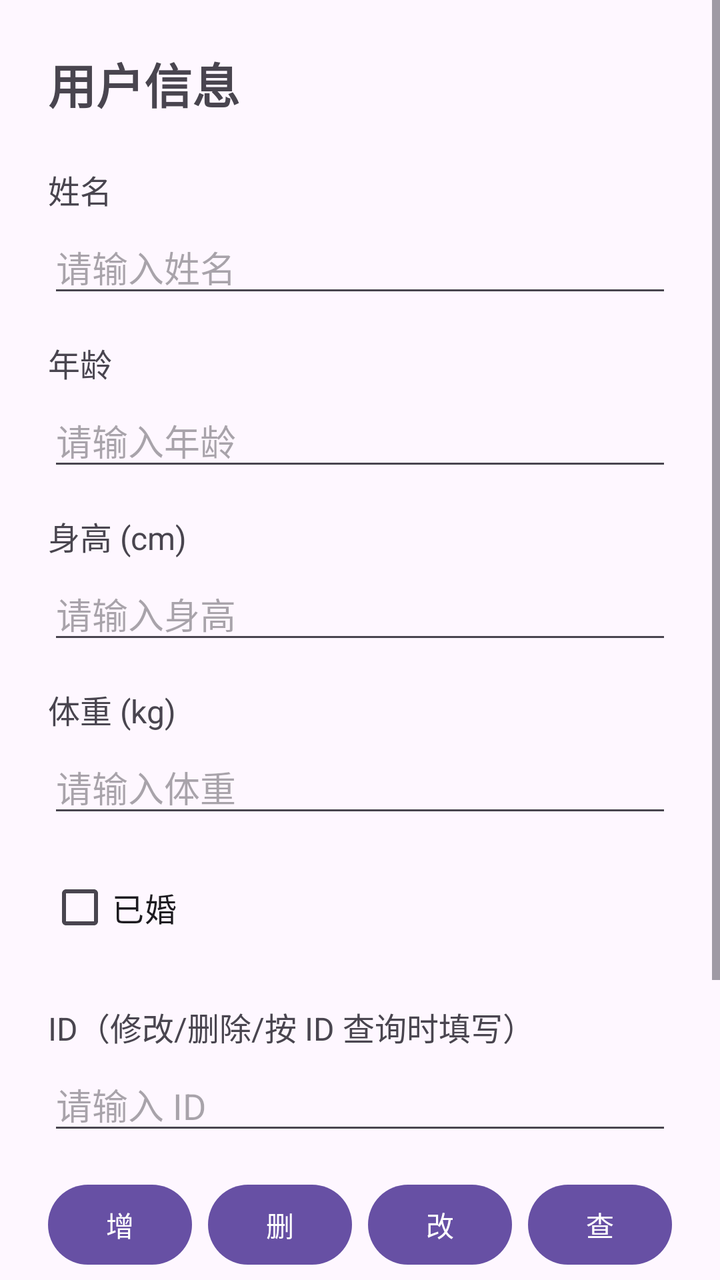
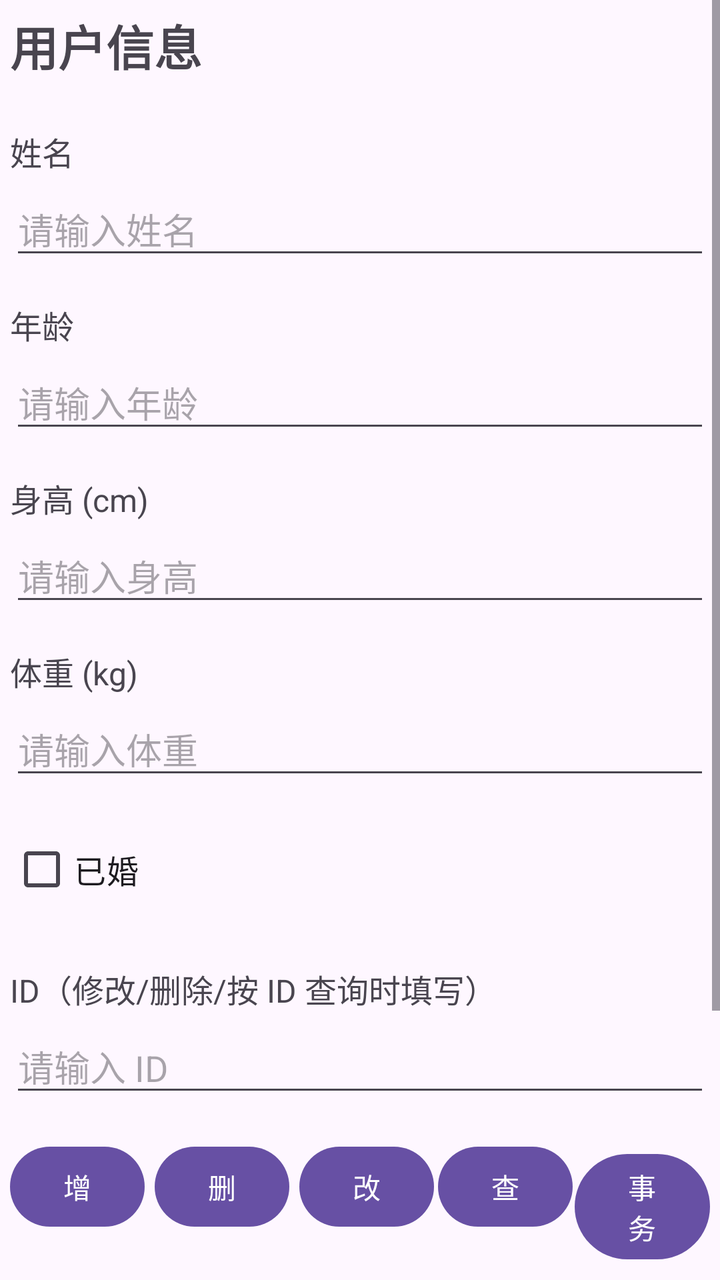

Screens rendered from an Android XML layout before and after an edit, with the pre-edit source and the edit as a unified diff.
<!-- AndroidManifest.xml: application theme Theme.MyFirstApp -->
<!-- res/layout/activity_sqlite_helper.xml -->
<?xml version="1.0" encoding="utf-8"?>
<ScrollView xmlns:android="http://schemas.android.com/apk/res/android"
    android:id="@+id/main"
    android:layout_width="match_parent"
    android:layout_height="match_parent"
    android:fillViewport="true">

    <LinearLayout
        android:layout_width="match_parent"
        android:layout_height="wrap_content"
        android:orientation="vertical"
        android:padding="24dp">

        
        <TextView
            android:layout_width="wrap_content"
            android:layout_height="wrap_content"
            android:text="用户信息"
            android:textSize="24sp"
            android:textStyle="bold"
            android:layout_marginBottom="24dp" />

        
        <TextView
            android:layout_width="wrap_content"
            android:layout_height="wrap_content"
            android:text="姓名"
            android:textSize="16sp"
            android:layout_marginBottom="4dp" />

        <EditText
            android:id="@+id/et_name"
            android:layout_width="match_parent"
            android:layout_height="wrap_content"
            android:hint="请输入姓名"
            android:inputType="textPersonName"
            android:layout_marginBottom="16dp" />

        
        <TextView
            android:layout_width="wrap_content"
            android:layout_height="wrap_content"
            android:text="年龄"
            android:textSize="16sp"
            android:layout_marginBottom="4dp" />

        <EditText
            android:id="@+id/et_age"
            android:layout_width="match_parent"
            android:layout_height="wrap_content"
            android:hint="请输入年龄"
            android:inputType="number"
            android:layout_marginBottom="16dp" />

        
        <TextView
            android:layout_width="wrap_content"
            android:layout_height="wrap_content"
            android:text="身高 (cm)"
            android:textSize="16sp"
            android:layout_marginBottom="4dp" />

        <EditText
            android:id="@+id/et_height"
            android:layout_width="match_parent"
            android:layout_height="wrap_content"
            android:hint="请输入身高"
            android:inputType="number"
            android:layout_marginBottom="16dp" />

        
        <TextView
            android:layout_width="wrap_content"
            android:layout_height="wrap_content"
            android:text="体重 (kg)"
            android:textSize="16sp"
            android:layout_marginBottom="4dp" />

        <EditText
            android:id="@+id/et_weight"
            android:layout_width="match_parent"
            android:layout_height="wrap_content"
            android:hint="请输入体重"
            android:inputType="numberDecimal"
            android:layout_marginBottom="16dp" />

        
        <CheckBox
            android:id="@+id/cb_married"
            android:layout_width="wrap_content"
            android:layout_height="wrap_content"
            android:text="已婚"
            android:textSize="16sp"
            android:layout_marginBottom="24dp" />

        <TextView
            android:layout_width="wrap_content"
            android:layout_height="wrap_content"
            android:text="ID（修改/删除/按 ID 查询时填写）"
            android:textSize="16sp"
            android:layout_marginBottom="4dp" />

        <EditText
            android:id="@+id/et_id"
            android:layout_width="match_parent"
            android:layout_height="wrap_content"
            android:hint="请输入 ID"
            android:inputType="number"
            android:layout_marginBottom="16dp" />

        
        <LinearLayout
            android:layout_width="match_parent"
            android:layout_height="wrap_content"
            android:orientation="horizontal"
            android:weightSum="4">

            <Button
                android:id="@+id/btn_add"
                android:layout_width="0dp"
                android:layout_height="wrap_content"
                android:layout_weight="1"
                android:text="增"
                android:layout_marginEnd="4dp" />

            <Button
                android:id="@+id/btn_delete"
                android:layout_width="0dp"
                android:layout_height="wrap_content"
                android:layout_weight="1"
                android:text="删"
                android:layout_marginStart="4dp"
                android:layout_marginEnd="4dp" />

            <Button
                android:id="@+id/btn_update"
                android:layout_width="0dp"
                android:layout_height="wrap_content"
                android:layout_weight="1"
                android:text="改"
                android:layout_marginStart="4dp"
                android:layout_marginEnd="4dp" />

            <Button
                android:id="@+id/btn_query"
                android:layout_width="0dp"
                android:layout_height="wrap_content"
                android:layout_weight="1"
                android:text="查"
                android:layout_marginStart="4dp" />
        </LinearLayout>

        
        <TextView
            android:layout_width="wrap_content"
            android:layout_height="wrap_content"
            android:text="操作结果："
            android:textSize="16sp"
            android:textStyle="bold"
            android:layout_marginTop="24dp"
            android:layout_marginBottom="8dp" />

        <TextView
            android:id="@+id/tv_result"
            android:layout_width="match_parent"
            android:layout_height="wrap_content"
            android:minHeight="120dp"
            android:background="#F0F0F0"
            android:padding="12dp"
            android:text="暂无操作"
            android:textSize="14sp"
            android:textColor="#333333"
            android:scrollbars="vertical"
            android:gravity="top|start" />

    </LinearLayout>
</ScrollView>
<!-- resources referenced by this layout -->
<resources>
  <style name="Theme.MyFirstApp" parent="Base.Theme.MyFirstApp" />
  <style name="Base.Theme.MyFirstApp" parent="Theme.Material3.DayNight.NoActionBar">
          
          
      </style>
</resources>

<!-- the commit's change to res/layout/activity_sqlite_helper.xml (unified diff, before → after) -->
@@ -9,7 +9,7 @@
         android:layout_width="match_parent"
         android:layout_height="wrap_content"
         android:orientation="vertical"
-        android:padding="24dp">
+        android:padding="5dp">
 
         
         <TextView
@@ -109,48 +109,58 @@
             android:layout_marginBottom="16dp" />
 
         
+
+        
+
         <LinearLayout
             android:layout_width="match_parent"
             android:layout_height="wrap_content"
             android:orientation="horizontal"
-            android:weightSum="4">
+            android:weightSum="5">
 
             <Button
                 android:id="@+id/btn_add"
                 android:layout_width="0dp"
                 android:layout_height="wrap_content"
+                android:layout_marginEnd="1dp"
                 android:layout_weight="1"
-                android:text="增"
-                android:layout_marginEnd="4dp" />
+                android:text="增" />
 
             <Button
                 android:id="@+id/btn_delete"
                 android:layout_width="0dp"
                 android:layout_height="wrap_content"
+                android:layout_marginStart="4dp"
+                android:layout_marginEnd="1dp"
                 android:layout_weight="1"
-                android:text="删"
-                android:layout_marginStart="4dp"
-                android:layout_marginEnd="4dp" />
+                android:text="删" />
 
             <Button
                 android:id="@+id/btn_update"
                 android:layout_width="0dp"
                 android:layout_height="wrap_content"
+                android:layout_marginStart="4dp"
+                android:layout_marginEnd="1dp"
                 android:layout_weight="1"
-                android:text="改"
-                android:layout_marginStart="4dp"
-                android:layout_marginEnd="4dp" />
+                android:text="改" />
 
             <Button
                 android:id="@+id/btn_query"
                 android:layout_width="0dp"
                 android:layout_height="wrap_content"
+                android:layout_marginStart="1dp"
                 android:layout_weight="1"
-                android:text="查"
-                android:layout_marginStart="4dp" />
+                android:text="查" />
+
+            <Button
+                android:id="@+id/btn_batch"
+                android:layout_width="0dp"
+                android:layout_height="wrap_content"
+                android:layout_marginStart="1dp"
+                android:layout_weight="1"
+                android:text="事务" />
         </LinearLayout>
 
-        
         <TextView
             android:layout_width="wrap_content"
             android:layout_height="wrap_content"
